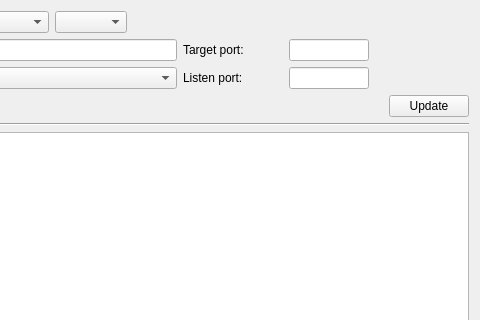
Above: mainwindow.ui from rookiepeng/comm-test before the change; both pictures show x 120 to 600 and y 0 to 320 of the 600 by 500 pixel window. Below: the same form after it.
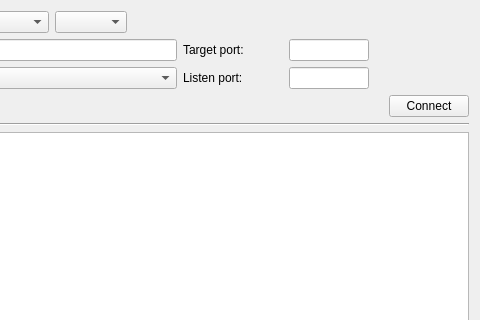
That is the form after the change.

Diff of the .ui file:
```diff
--- a/mainwindow.ui
+++ b/mainwindow.ui
@@ -252,7 +252,7 @@
       <item>
        <widget class="QPushButton" name="updateButton">
         <property name="text">
-         <string>Update</string>
+         <string>Connect</string>
         </property>
        </widget>
       </item>
```
Left out of the diff: 2 changed lines with no effect on the pictures.
